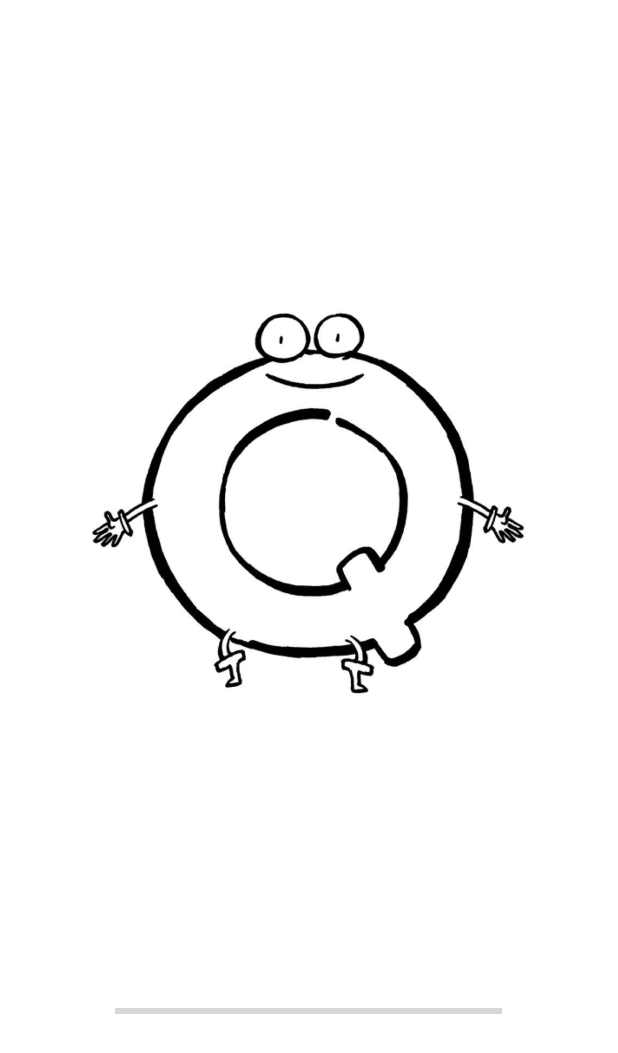
After one commit to bbm3h18mpa/Quizapp, an Android app: the StartActivityView screen opened directly, with no data from a screen before it, on a phone screen of 412 x 824 dp. The commit adds this screen. Shown: the top 1053 px of the screen. Run offline under Robolectric (Android 15) with nearby library versions, the phone set to English and light mode, and no system bars.

Commit message:
added packages and StartActivity

```diff
--- a/app/src/main/AndroidManifest.xml
+++ b/app/src/main/AndroidManifest.xml
@@ -10,6 +10,9 @@
         android:supportsRtl="true"
         android:theme="@style/Theme.Quizapp">
         <activity
+            android:name=".view.start.StartActivityView"
+            android:exported="true" />
+        <activity
             android:name=".MainActivity"
             android:exported="true">
             <intent-filter>
--- /dev/null
+++ b/app/src/main/java/de/florianten/quizapp/view/start/StartActivityContract.java
@@ -0,0 +1,4 @@
+package de.florianten.quizapp.view.start;
+
+public interface StartActivityContract {
+}
--- /dev/null
+++ b/app/src/main/java/de/florianten/quizapp/view/start/StartActivityPresenter.java
@@ -0,0 +1,4 @@
+package de.florianten.quizapp.view.start;
+
+public class StartActivityPresenter {
+}
--- /dev/null
+++ b/app/src/main/java/de/florianten/quizapp/view/start/StartActivityView.java
@@ -0,0 +1,22 @@
+package de.florianten.quizapp.view.start;
+
+import androidx.appcompat.app.AppCompatActivity;
+
+import android.os.Bundle;
+
+import de.florianten.quizapp.R;
+
+public class StartActivityView extends AppCompatActivity implements StartActivityContract {
+
+    private StartActivityPresenter presenter;
+
+    @Override
+    protected void onCreate(Bundle savedInstanceState) {
+        super.onCreate(savedInstanceState);
+        setContentView(R.layout.activity_start_view);
+
+        getSupportActionBar().hide();
+
+        presenter = new StartActivityPresenter();
+    }
+}
--- /dev/null
+++ b/app/src/main/res/layout/activity_start_view.xml
@@ -0,0 +1,31 @@
+<?xml version="1.0" encoding="utf-8"?>
+<androidx.constraintlayout.widget.ConstraintLayout xmlns:android="http://schemas.android.com/apk/res/android"
+    xmlns:app="http://schemas.android.com/apk/res-auto"
+    xmlns:tools="http://schemas.android.com/tools"
+    android:layout_width="match_parent"
+    android:layout_height="match_parent"
+    tools:context=".view.start.StartActivityView">
+
+    <ProgressBar
+        style="?android:attr/progressBarStyleHorizontal"
+        android:layout_width="258dp"
+        android:layout_height="26dp"
+        android:id="@+id/progressBar"
+        app:layout_constraintEnd_toEndOf="parent"
+        app:layout_constraintStart_toStartOf="parent"
+        app:layout_constraintBottom_toBottomOf="parent"
+        app:layout_constraintTop_toTopOf="parent"
+        app:layout_constraintHorizontal_bias="0.496"
+        app:layout_constraintVertical_bias="0.829" />
+
+    <ImageView
+        android:id="@+id/imageView2"
+        android:layout_width="289dp"
+        android:layout_height="554dp"
+        app:layout_constraintBottom_toTopOf="@+id/progressBar"
+        app:layout_constraintEnd_toEndOf="parent"
+        app:layout_constraintStart_toStartOf="parent"
+        app:layout_constraintTop_toTopOf="parent"
+        app:srcCompat="@drawable/logo"
+        android:contentDescription="TODO" />
+</androidx.constraintlayout.widget.ConstraintLayout>
--- a/app/src/main/res/values/colors.xml
+++ b/app/src/main/res/values/colors.xml
@@ -3,6 +3,14 @@
     <color name="colorPrimary">#1F5BF3</color>
     <color name="colorPrimaryDark">#0947E8</color>
     <color name="colorAccent">#00A5FF</color>
+    <color name="teal_200">#008080</color>
+    <color name="purple_500">#9C27B0</color>
+    <color name="purple_700">#7B1FA2</color>
+    <color name="white">#ffffff</color>
+    <color name="teal_700">#00796B</color>
+    <color name="black">#000000</color>
+    <color name="purple_200">#CE93D8</color>
+
 
     <!--colors for modern ui-->
     <color name="whiteTextColor">#fff</color>
```
Also changed, not shown: app/src/main/res/drawable/logo.png (added). Lines whose indentation alone changed are shown as unchanged.
